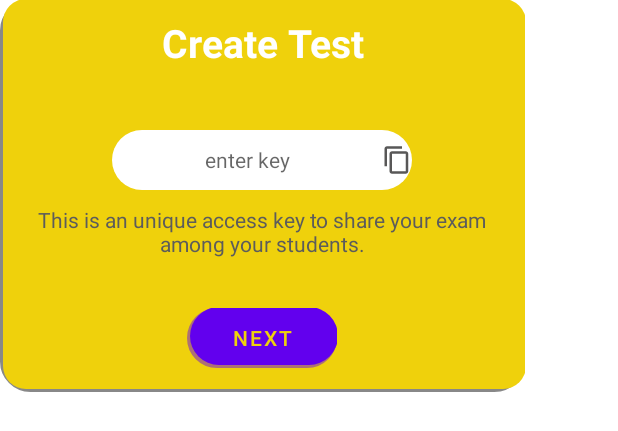
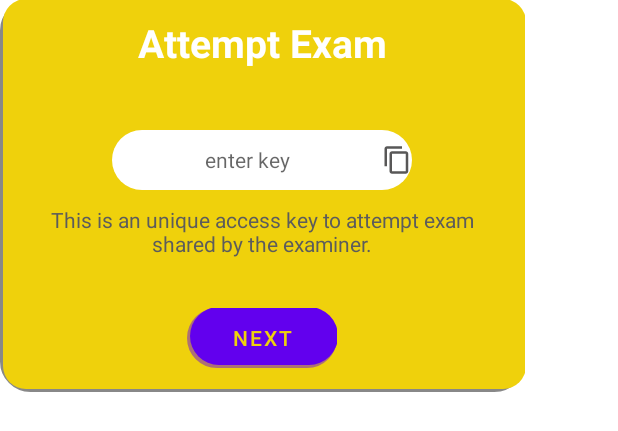
Before and after one commit to pragyaSingh13/Qurantine_Exam_OSD, an Android app: the layout key_to_attempt_examdialog.xml on its own in the app's theme, with its tools: preview values and no code run, on a phone screen of 412 x 824 dp. Shown: the top 431 px of the screen. Run offline under Robolectric (Android 15) with nearby library versions, the phone set to English and light mode, and no system bars.

Commit message:
minor changes

```diff
--- a/app/src/main/java/com/example/qurantineexam/DashboardAct.java
+++ b/app/src/main/java/com/example/qurantineexam/DashboardAct.java
@@ -40,7 +40,7 @@ public class DashboardAct extends AppCompatActivity {
                     public void onClick(View view) {
                         Intent intent = new Intent(DashboardAct.this, StudentDetails.class);
                         intent.putExtra("key", key.getText().toString());
-                        intent.putExtra("pass", pass.getText().toString());// if its int type
+                        intent.putExtra("pass", pass.getText().toString());
                         startActivity(intent);
                     }
                 });
--- a/app/src/main/res/layout/key_to_attempt_examdialog.xml
+++ b/app/src/main/res/layout/key_to_attempt_examdialog.xml
@@ -25,7 +25,7 @@
             android:background="#EFD10C"
             android:gravity="center"
             android:padding="5dp"
-            android:text="Create Test"
+            android:text="Attempt Exam"
             android:textColor="@color/white"
             android:textSize="26sp"
             android:textStyle="bold" />
@@ -49,7 +49,7 @@
             android:layout_height="wrap_content"
             android:layout_gravity="center"
             android:gravity="center"
-            android:text="This is an unique access key to share your exam among your students."
+            android:text="This is an unique access key to attempt exam shared by the examiner."
             android:textColor="#5C5C5C"
             android:textSize="14sp" />
 
```
